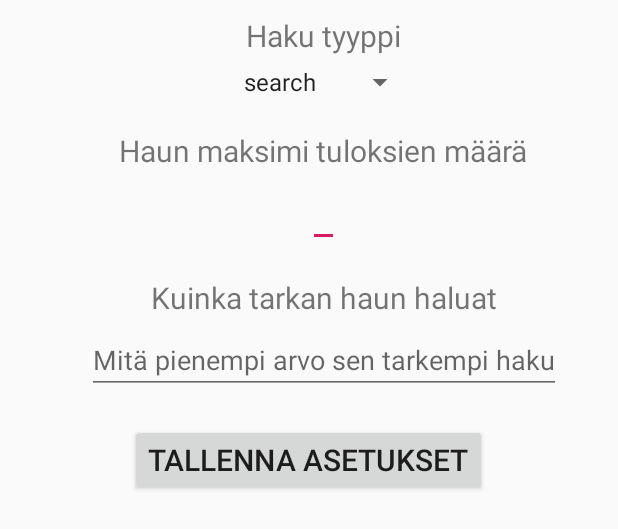
After one commit to Jaervae/GiphyGifs, an Android app: the layout custom_dialog.xml on its own in the app's theme, with its tools: preview values and no code run, on a phone screen of 412 x 824 dp. The commit adds this screen. Shown: the top 529 px of the screen. Run offline under Robolectric (Android 15) with nearby library versions, the phone set to English and light mode, and no system bars; network calls fail.

Commit message:
Search editor somehow done ft coupleOfbugs

```diff
--- /dev/null
+++ b/app/src/main/res/layout/custom_dialog.xml
@@ -0,0 +1,73 @@
+<?xml version="1.0" encoding="utf-8"?>
+<LinearLayout
+    xmlns:android="http://schemas.android.com/apk/res/android"
+    android:layout_width="fill_parent"
+    android:layout_height="wrap_content"
+    android:orientation="vertical"
+    android:gravity="center">
+
+    <TextView
+        android:layout_width="wrap_content"
+        android:layout_height="wrap_content"
+        android:id="@+id/textViewDialogLabel"
+        android:text="Haku tyyppi"
+        android:textSize="20sp"
+        android:layout_marginLeft="10dp"
+        android:layout_marginBottom="5dp"
+        android:layout_marginTop="10dp">
+    </TextView>
+
+    <Spinner
+        android:id="@+id/spinnerDialogSearchType"
+        android:layout_width="wrap_content"
+        android:layout_height="wrap_content"
+        android:layout_marginLeft="10dp"
+        android:layout_marginBottom="20dp"
+        android:entries="@array/searchType"
+        android:spinnerMode="dropdown">
+    </Spinner>
+
+    <TextView
+        android:layout_width="wrap_content"
+        android:layout_height="wrap_content"
+        android:id="@+id/textViewDialogSearchAmmount"
+        android:text="Haun maksimi tuloksien määrä"
+        android:textSize="20sp"
+        android:layout_marginLeft="10dp"
+        android:layout_marginBottom="5dp">
+    </TextView>
+    <EditText
+        android:layout_width="wrap_content"
+        android:layout_height="wrap_content"
+        android:layout_marginLeft="10dp"
+        android:layout_marginBottom="20dp"
+        android:text=""
+        android:id="@+id/editTextDialogSearchAmmount">
+    </EditText>
+    <TextView
+        android:layout_width="wrap_content"
+        android:layout_height="wrap_content"
+        android:id="@+id/textViewDialogSearchOffset"
+        android:text="Kuinka tarkan haun haluat"
+        android:textSize="20sp"
+        android:layout_marginLeft="10dp"
+        android:layout_marginBottom="5dp">
+    </TextView>
+    <EditText
+        android:layout_width="wrap_content"
+        android:layout_height="wrap_content"
+        android:layout_marginLeft="10dp"
+        android:layout_marginBottom="20dp"
+        android:text=""
+        android:hint="Mitä pienempi arvo sen tarkempi haku"
+        android:id="@+id/editTextDialogSearchOffset">
+    </EditText>
+
+    <Button
+        android:layout_width="wrap_content"
+        android:layout_height="wrap_content"
+        android:id="@+id/buttonDialogSave"
+        android:textSize="20sp"
+        android:text="Tallenna asetukset">
+    </Button>
+</LinearLayout>
--- /dev/null
+++ b/app/src/main/res/menu/menu_main.xml
@@ -0,0 +1,6 @@
+<menu xmlns:android="http://schemas.android.com/apk/res/android"
+    xmlns:app="http://schemas.android.com/apk/res-auto"
+    xmlns:tools="http://schemas.android.com/tools" tools:context=".MainActivity">
+    <item android:id="@+id/action_searchSettings" android:title="@string/search_settings"
+        android:orderInCategory="100" app:showAsAction="never" />
+</menu>
--- a/app/src/main/res/values/strings.xml
+++ b/app/src/main/res/values/strings.xml
@@ -1,3 +1,9 @@
 <resources>
-    <string name="app_name">GiphuGifs</string>
+    <string name="app_name">GiphyGifs</string>
+    <string name="search_settings">Search settings</string>
+    <string-array name="searchType">
+        <item>search</item>
+        <item>trending</item>
+        <item>random</item>
+    </string-array>
 </resources>
```
Also changed, not shown: app/src/main/java/com/example/giphugifs/CustomDialogClass.java (added, +100 -0 lines), app/src/main/java/com/example/giphugifs/MainActivity.java (+98 -5 lines), app/src/main/java/com/example/giphugifs/Search.java (added, +37 -0 lines).
